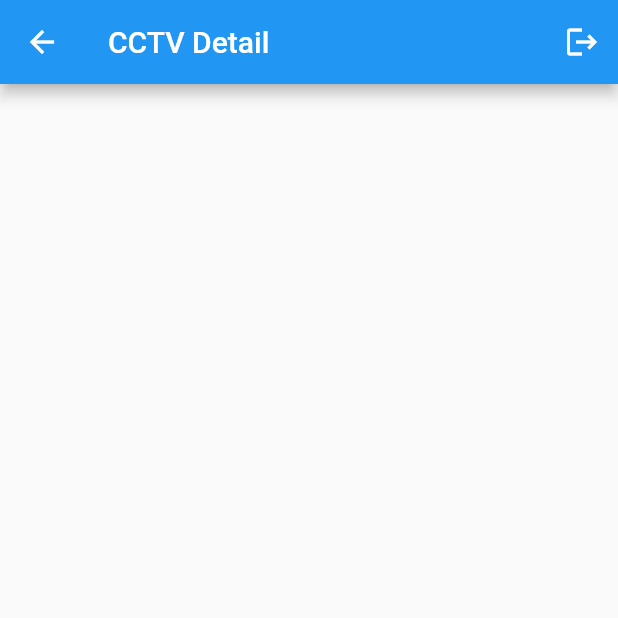
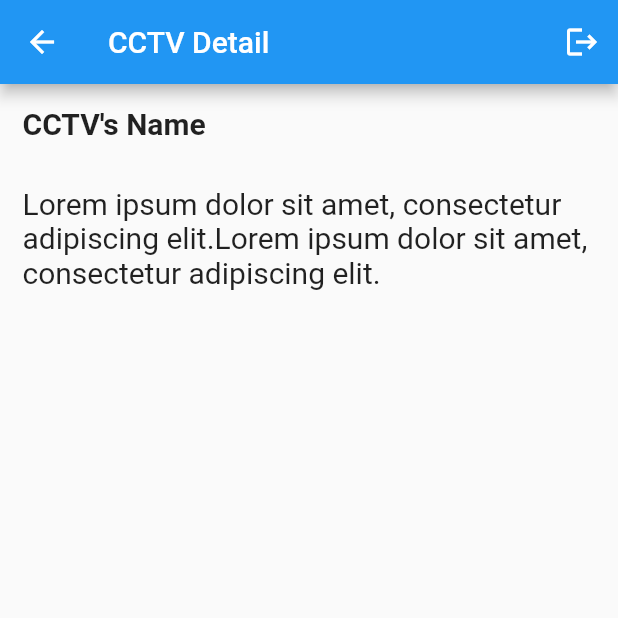
Before and after one commit to FebricoJonata/CCTV_Application, a Flutter app: the CCTV_page screen opened directly, after a tap on "CCTV's Name", on a phone screen of 412 x 824 dp, the top half of it. Run offline on Flutter 3.47's test engine with Material 2 defaults, Android fonts, the phone set to English and light mode, and no system bars; our stand-ins replace video_player; missing offline and left inert: dart:html.

Commit message:
second commit

```diff
--- a/uts_app/lib/CCTV_details.dart
+++ b/uts_app/lib/CCTV_details.dart
@@ -2,6 +2,7 @@ import 'package:flutter/material.dart';
 import 'package:flutter/src/widgets/container.dart';
 import 'package:flutter/src/widgets/framework.dart';
 import 'package:uts_app/Login.dart';
+import 'package:video_player/video_player.dart';
 
 class CCTV_details extends StatefulWidget {
   const CCTV_details({super.key});
@@ -27,6 +28,23 @@ class _CCTV_detailsState extends State<CCTV_details> {
               color: Colors.white)
         ],
       ),
+      body: ListView(
+        children: [
+          Container(
+            padding: EdgeInsets.all(15),
+            child: Text(
+              "CCTV's Name",
+              style: TextStyle(fontSize: 20, fontWeight: FontWeight.w700),
+            ),
+          ),
+          Container(
+            padding: EdgeInsets.all(15),
+            child: Text(
+                "Lorem ipsum dolor sit amet, consectetur adipiscing elit.Lorem ipsum dolor sit amet, consectetur adipiscing elit.",
+                style: TextStyle(fontSize: 20, fontWeight: FontWeight.w400)),
+          ),
+        ],
+      ),
     );
   }
 }
--- a/uts_app/lib/CCTV_page.dart
+++ b/uts_app/lib/CCTV_page.dart
@@ -37,7 +37,7 @@ class _CCTV_pageState extends State<CCTV_page> {
           child: ListTile(
             leading: Icon(Icons.image),
             title: Text("CCTV's Name"),
-            subtitle: Text("kasjdhfkjasdhfksdf"),
+            subtitle: Text("Lorem ipsum dolor sit amet, consectetur adipiscing elit."),
             onTap: () {
               Navigator.of(context).push(
                 MaterialPageRoute(builder: (context) => CCTV_details()),
@@ -50,7 +50,7 @@ class _CCTV_pageState extends State<CCTV_page> {
           child: ListTile(
             leading: Icon(Icons.image),
             title: Text("CCTV's Name"),
-            subtitle: Text("kasjdhfkjasdhfksdf"),
+            subtitle: Text("Lorem ipsum dolor sit amet, consectetur adipiscing elit."),
             onTap: () {
               Navigator.of(context).push(
                 MaterialPageRoute(builder: (context) => CCTV_details()),
@@ -63,7 +63,7 @@ class _CCTV_pageState extends State<CCTV_page> {
           child: ListTile(
             leading: Icon(Icons.image),
             title: Text("CCTV's Name"),
-            subtitle: Text("kasjdhfkjasdhfksdf"),
+            subtitle: Text("Lorem ipsum dolor sit amet, consectetur adipiscing elit."),
             onTap: () {
               Navigator.of(context).push(
                 MaterialPageRoute(builder: (context) => CCTV_details()),
@@ -76,7 +76,7 @@ class _CCTV_pageState extends State<CCTV_page> {
           child: ListTile(
             leading: Icon(Icons.image),
             title: Text("CCTV's Name"),
-            subtitle: Text("kasjdhfkjasdhfksdf"),
+            subtitle: Text("Lorem ipsum dolor sit amet, consectetur adipiscing elit."),
             onTap: () {
               Navigator.of(context).push(
                 MaterialPageRoute(builder: (context) => CCTV_details()),
@@ -89,7 +89,7 @@ class _CCTV_pageState extends State<CCTV_page> {
           child: ListTile(
             leading: Icon(Icons.image),
             title: Text("CCTV's Name"),
-            subtitle: Text("kasjdhfkjasdhfksdf"),
+            subtitle: Text("Lorem ipsum dolor sit amet, consectetur adipiscing elit."),
             onTap: () {
               Navigator.of(context).push(
                 MaterialPageRoute(builder: (context) => CCTV_details()),
@@ -102,7 +102,7 @@ class _CCTV_pageState extends State<CCTV_page> {
           child: ListTile(
             leading: Icon(Icons.image),
             title: Text("CCTV's Name"),
-            subtitle: Text("kasjdhfkjasdhfksdf"),
+            subtitle: Text("Lorem ipsum dolor sit amet, consectetur adipiscing elit."),
             onTap: () {
               Navigator.of(context).push(
                 MaterialPageRoute(builder: (context) => CCTV_details()),
@@ -115,7 +115,7 @@ class _CCTV_pageState extends State<CCTV_page> {
           child: ListTile(
             leading: Icon(Icons.image),
             title: Text("CCTV's Name"),
-            subtitle: Text("kasjdhfkjasdhfksdf"),
+            subtitle: Text("Lorem ipsum dolor sit amet, consectetur adipiscing elit."),
             onTap: () {
               Navigator.of(context).push(
                 MaterialPageRoute(builder: (context) => CCTV_details()),
--- a/uts_app/lib/Login.dart
+++ b/uts_app/lib/Login.dart
@@ -23,8 +23,6 @@ class _LoginPageState extends State<LoginPage> {
         children: [
           Container(
               padding: EdgeInsets.all(10),
-              // margin: EdgeInsets.all(15),
-
               child: Column(
                 children: [
                   Image(image: AssetImage('images/Logo.png')),
--- a/uts_app/lib/main.dart
+++ b/uts_app/lib/main.dart
@@ -12,12 +12,6 @@ class MyApp extends StatelessWidget {
   Widget build(BuildContext context) {
     return MaterialApp(
       home: LoginPage(),
-      // home: Scaffold(
-      //   appBar: AppBar(
-      //     title: Text("Aplikasi Helow"),
-      //   ),
-      //   body: Center(child: Text("Hwlo in center")),
-      // ),
     );
   }
 }
--- a/uts_app/pubspec.yaml
+++ b/uts_app/pubspec.yaml
@@ -35,6 +35,7 @@ dependencies:
   # The following adds the Cupertino Icons font to your application.
   # Use with the CupertinoIcons class for iOS style icons.
   cupertino_icons: ^1.0.2
+  video_player: ^2.4.8
 
 dev_dependencies:
   flutter_test:
```
Also changed, not shown: uts_app/pubspec.lock, 1 other file.
